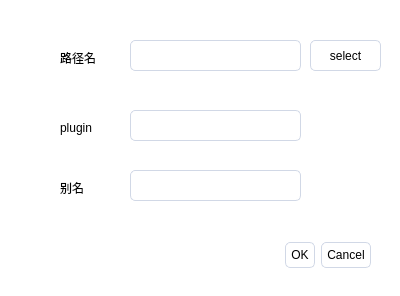
Before: the Qt Designer form add-file.ui in menggeNiu/shortcutBox, drawn with Qt 5.
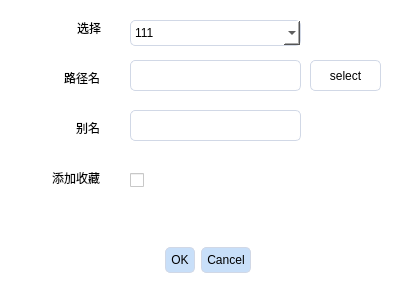
After: the same form once the commit is applied.

Commit message: [A plugins&login]

```diff
--- a/add-file.ui
+++ b/add-file.ui
@@ -19,14 +19,14 @@
   <widget class="QDialogButtonBox" name="buttonBox">
    <property name="geometry">
     <rect>
-     <x>30</x>
+     <x>140</x>
      <y>240</y>
-     <width>341</width>
-     <height>31</height>
+     <width>111</width>
+     <height>41</height>
     </rect>
    </property>
    <property name="styleSheet">
-    <string notr="true">border:1px solid #d1d8e6;border-radius:5px;padding:5px;</string>
+    <string notr="true">border:1px solid #d1d8e6;border-radius:5px;padding:5px;background: #C8DFF9;</string>
    </property>
    <property name="orientation">
     <enum>Qt::Horizontal</enum>
@@ -38,8 +38,8 @@
   <widget class="QLabel" name="label">
    <property name="geometry">
     <rect>
-     <x>60</x>
-     <y>50</y>
+     <x>40</x>
+     <y>70</y>
      <width>60</width>
      <height>16</height>
     </rect>
@@ -47,12 +47,15 @@
    <property name="text">
     <string>路径名</string>
    </property>
+   <property name="alignment">
+    <set>Qt::AlignRight|Qt::AlignTrailing|Qt::AlignVCenter</set>
+   </property>
   </widget>
   <widget class="QTextEdit" name="textEdit">
    <property name="geometry">
     <rect>
      <x>130</x>
-     <y>40</y>
+     <y>60</y>
      <width>171</width>
      <height>31</height>
     </rect>
@@ -61,37 +64,11 @@
     <string notr="true">border:1px solid #d1d8e6;border-radius:5px;</string>
    </property>
   </widget>
-  <widget class="QTextEdit" name="textEdit_2">
-   <property name="geometry">
-    <rect>
-     <x>130</x>
-     <y>110</y>
-     <width>171</width>
-     <height>31</height>
-    </rect>
-   </property>
-   <property name="styleSheet">
-    <string notr="true">border:1px solid #d1d8e6;border-radius:5px;</string>
-   </property>
-  </widget>
-  <widget class="QLabel" name="label_2">
-   <property name="geometry">
-    <rect>
-     <x>60</x>
-     <y>120</y>
-     <width>60</width>
-     <height>16</height>
-    </rect>
-   </property>
-   <property name="text">
-    <string>plugin</string>
-   </property>
-  </widget>
   <widget class="QPushButton" name="pushButton">
    <property name="geometry">
     <rect>
      <x>310</x>
-     <y>40</y>
+     <y>60</y>
      <width>71</width>
      <height>31</height>
     </rect>
@@ -107,7 +84,7 @@
    <property name="geometry">
     <rect>
      <x>130</x>
-     <y>170</y>
+     <y>110</y>
      <width>171</width>
      <height>31</height>
     </rect>
@@ -119,14 +96,90 @@
   <widget class="QLabel" name="label_3">
    <property name="geometry">
     <rect>
-     <x>60</x>
-     <y>180</y>
+     <x>40</x>
+     <y>120</y>
      <width>60</width>
      <height>16</height>
     </rect>
    </property>
    <property name="text">
     <string>别名</string>
+   </property>
+   <property name="alignment">
+    <set>Qt::AlignRight|Qt::AlignTrailing|Qt::AlignVCenter</set>
+   </property>
+  </widget>
+  <widget class="QLabel" name="label_2">
+   <property name="geometry">
+    <rect>
+     <x>40</x>
+     <y>20</y>
+     <width>61</width>
+     <height>16</height>
+    </rect>
+   </property>
+   <property name="text">
+    <string>选择</string>
+   </property>
+   <property name="alignment">
+    <set>Qt::AlignRight|Qt::AlignTrailing|Qt::AlignVCenter</set>
+   </property>
+  </widget>
+  <widget class="QComboBox" name="comboBox">
+   <property name="geometry">
+    <rect>
+     <x>130</x>
+     <y>20</y>
+     <width>171</width>
+     <height>26</height>
+    </rect>
+   </property>
+   <property name="styleSheet">
+    <string notr="true">border:1px solid #d1d8e6;border-radius:5px;</string>
+   </property>
+   <item>
+    <property name="text">
+     <string>111</string>
+    </property>
+   </item>
+   <item>
+    <property name="text">
+     <string>222</string>
+    </property>
+   </item>
+   <item>
+    <property name="text">
+     <string>333</string>
+    </property>
+   </item>
+  </widget>
+  <widget class="QLabel" name="label_4">
+   <property name="geometry">
+    <rect>
+     <x>40</x>
+     <y>170</y>
+     <width>60</width>
+     <height>16</height>
+    </rect>
+   </property>
+   <property name="text">
+    <string>添加收藏</string>
+   </property>
+   <property name="alignment">
+    <set>Qt::AlignRight|Qt::AlignTrailing|Qt::AlignVCenter</set>
+   </property>
+  </widget>
+  <widget class="QCheckBox" name="checkBox">
+   <property name="geometry">
+    <rect>
+     <x>130</x>
+     <y>170</y>
+     <width>87</width>
+     <height>20</height>
+    </rect>
+   </property>
+   <property name="text">
+    <string/>
    </property>
   </widget>
  </widget>
```
The commit also changes 16 other files.
